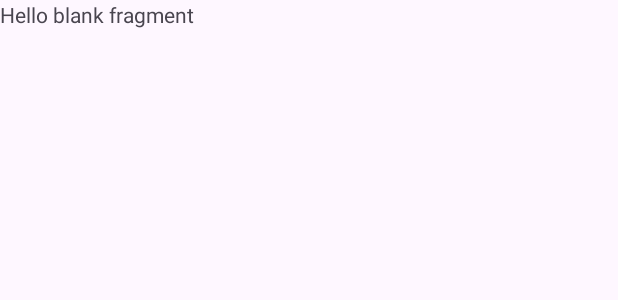
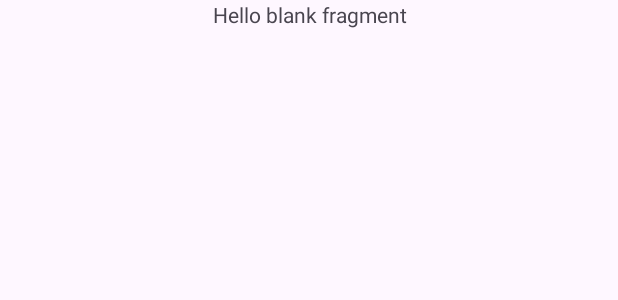
Before and after one commit to iMinusPlus/elektropolnilnice-android-app, an Android app: the layout fragment_preview.xml on its own in the app's theme, with its tools: preview values and no code run, on a phone screen of 412 x 824 dp. Shown: the top 300 px of the screen. Run offline under Robolectric (Android 15) with nearby library versions, the phone set to English and light mode, and no system bars.

Commit message:
PMI-91 Added preview fragment

```diff
--- a/app/src/main/res/layout/fragment_preview.xml
+++ b/app/src/main/res/layout/fragment_preview.xml
@@ -6,10 +6,13 @@
     tools:context=".PreviewFragment">
 
     <!-- TODO: Update blank fragment layout -->
+
     <TextView
+        android:id="@+id/test"
         android:layout_width="match_parent"
-        android:layout_height="match_parent"
-        android:text="@string/hello_blank_fragment" />
+        android:layout_height="248dp"
+        android:text="@string/hello_blank_fragment"
+        android:textAlignment="center" />
 
     <ImageView
         android:id="@+id/previewImageView"
--- a/build.gradle.kts
+++ b/build.gradle.kts
@@ -2,4 +2,6 @@
 plugins {
     alias(libs.plugins.android.application) apply false
     alias(libs.plugins.kotlin.android) apply false
+    alias(libs.plugins.jetbrains.kotlin.jvm) apply false
+    alias(libs.plugins.android.library) apply false
 }
```
Also changed, not shown: app/src/main/java/com/example/elektropolnilnice_app/PreviewFragment.kt (+20 -1 lines), gradle/libs.versions.toml (+13 -0 lines).
